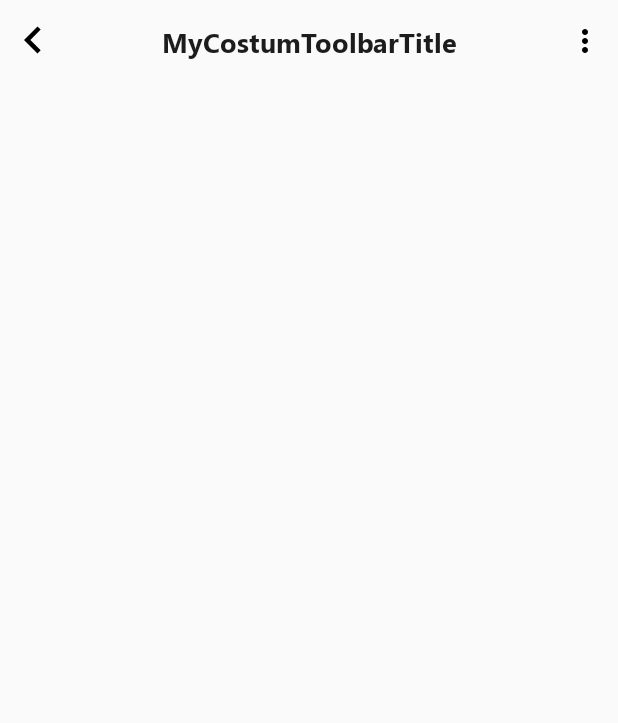
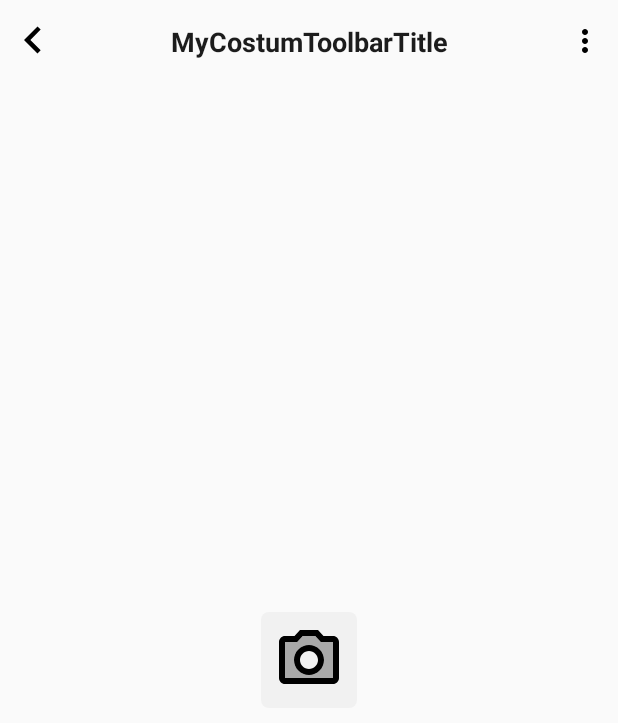
Before and after one commit to gzeinnumer/MyLibStyle, an Android app: the screen it shows after launch (MainActivity), on a phone screen of 412 x 824 dp. Shown: the top 723 px of the screen. Run offline under Robolectric (Android 15) with nearby library versions, the phone set to English and light mode, and no system bars.

Commit message:
icon foto

```diff
--- a/app/src/main/res/layout/activity_main.xml
+++ b/app/src/main/res/layout/activity_main.xml
@@ -1,6 +1,5 @@
 <?xml version="1.0" encoding="utf-8"?>
 <LinearLayout xmlns:android="http://schemas.android.com/apk/res/android"
-    xmlns:app="http://schemas.android.com/apk/res-auto"
     xmlns:tools="http://schemas.android.com/tools"
     android:layout_width="match_parent"
     android:layout_height="match_parent"
@@ -38,4 +37,14 @@
         </com.google.android.material.appbar.MaterialToolbar>
     </com.google.android.material.appbar.AppBarLayout>
 
+    <LinearLayout
+        android:layout_width="match_parent"
+        android:layout_height="match_parent"
+        android:gravity="center">
+
+        <ImageView
+            style="@style/MyImageFotoPreview"
+            android:layout_width="wrap_content"
+            android:layout_height="wrap_content" />
+    </LinearLayout>
 </LinearLayout>
--- /dev/null
+++ b/lib/src/main/res/drawable/mygzn_image_preview_icon.xml
@@ -0,0 +1,15 @@
+<vector xmlns:android="http://schemas.android.com/apk/res/android"
+    android:width="48dp"
+    android:height="48dp"
+    android:tint="@android:color/black"
+    android:viewportWidth="24"
+    android:viewportHeight="24">
+    <path
+        android:fillAlpha="0.3"
+        android:fillColor="@android:color/white"
+        android:pathData="M14.12,4H9.88L8.05,6H4v12h16V6h-4.05l-1.83,-2zM12,17c-2.76,0 -5,-2.24 -5,-5s2.24,-5 5,-5 5,2.24 5,5 -2.24,5 -5,5z"
+        android:strokeAlpha="0.3" />
+    <path
+        android:fillColor="@android:color/white"
+        android:pathData="M20,4h-3.17L15,2L9,2L7.17,4L4,4c-1.1,0 -2,0.9 -2,2v12c0,1.1 0.9,2 2,2h16c1.1,0 2,-0.9 2,-2L22,6c0,-1.1 -0.9,-2 -2,-2zM20,18L4,18L4,6h4.05l1.83,-2h4.24l1.83,2L20,6v12zM12,7c-2.76,0 -5,2.24 -5,5s2.24,5 5,5 5,-2.24 5,-5 -2.24,-5 -5,-5zM12,15c-1.65,0 -3,-1.35 -3,-3s1.35,-3 3,-3 3,1.35 3,3 -1.35,3 -3,3z" />
+</vector>
--- a/lib/src/main/res/values/styles.xml
+++ b/lib/src/main/res/values/styles.xml
@@ -9,19 +9,19 @@
     </style>
 
     <style name="BaseTextView">
-        <item name="android:fontFamily">@font/segoe_ui</item>
+<!--        <item name="android:fontFamily">@font/segoe_ui</item>-->
     </style>
 
     <style name="BaseTextView.Bold" parent="BaseTextView">
-        <item name="android:fontFamily">@font/segoe_ui_bold</item>
+        <!--        <item name="android:fontFamily">@font/segoe_ui_bold</item>-->
     </style>
 
     <style name="BaseTextView.Italic" parent="BaseTextView">
-        <item name="android:fontFamily">@font/segoe_ui_italic</item>
+        <!--        <item name="android:fontFamily">@font/segoe_ui_italic</item>-->
     </style>
 
     <style name="BaseTextView.Bold.Italic" parent="BaseTextView">
-        <item name="android:fontFamily">@font/segoe_ui_bold_italic</item>
+        <!--        <item name="android:fontFamily">@font/segoe_ui_bold_italic</item>-->
     </style>
 
     <style name="MyDivider">
@@ -384,6 +384,7 @@
         <item name="android:layout_width">@dimen/img_display</item>
         <item name="android:layout_height">@dimen/img_display</item>
         <item name="android:layout_gravity">center</item>
+        <item name="android:padding">@dimen/def_margin_half</item>
         <item name="android:layout_margin">@dimen/def_margin_half</item>
         <item name="android:background">@drawable/mygzn_image_preview</item>
         <item name="android:src">@drawable/mygzn_image_preview_icon</item>
```
Also changed, not shown: lib/src/main/res/drawable/mygzn_image_preview_icon.png (deleted).
